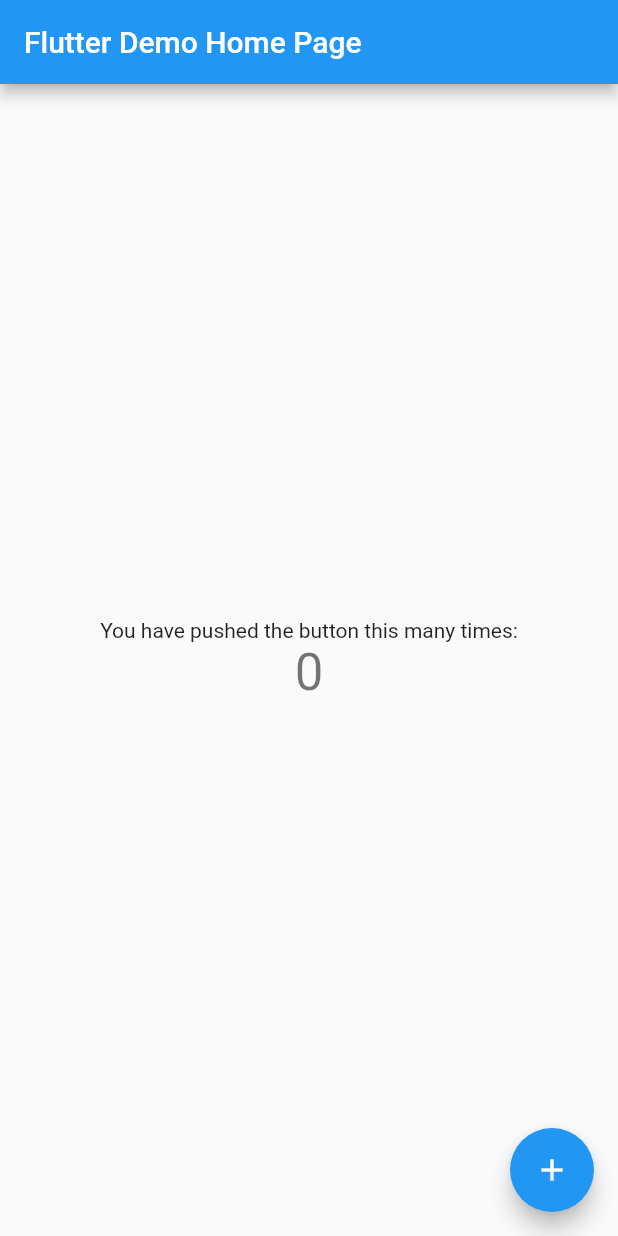
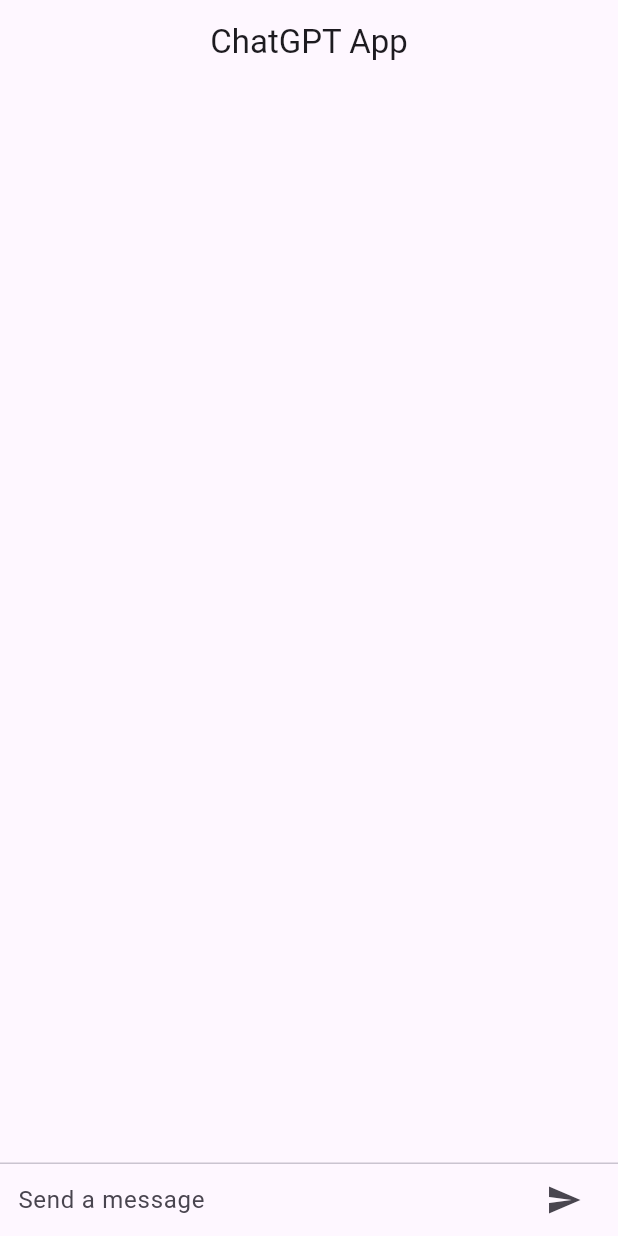
Before and after one commit to mingdewu/flutterStart, a Flutter app: the screen it shows after launch, on a phone screen of 412 x 824 dp. Run offline on Flutter 3.47's test engine with Material 2 defaults, Android fonts, the phone set to English and light mode, and no system bars; our stand-ins replace firebase_auth, firebase_core, flutter_redux, google_fonts, google_sign_in, graphql and 3 more; missing offline and left inert: extension_google_sign_in_as_googleapis_auth, googleapis, rethinkdb_dart, textfield_search, window_size; accounts and stored records are empty.

Commit message:
chat gpt3

```diff
--- /dev/null
+++ b/FlutterGPT3/lib/chat_screen.dart
@@ -0,0 +1,126 @@
+import 'dart:async';
+import 'package:flutter/material.dart';
+import 'package:velocity_x/velocity_x.dart';
+import 'chat_message.dart';
+import 'package:http/http.dart' as http;
+import 'dart:convert';
+
+class ChatScreen extends StatefulWidget {
+  const ChatScreen({Key? key}) : super(key: key);
+  @override
+  State<ChatScreen> createState() => _ChatScreenState();
+}
+
+class _ChatScreenState extends State<ChatScreen> {
+  // To get text from textfield I have create controller.
+  final TextEditingController _controller = TextEditingController();
+  // Create a list
+  final List<ChatMessage> _message = [];
+  // Api key - Please generate YOUR_API_KEY from here
+  // https://platform.openai.com/account/api-keys
+  // Replace with Your API-KEY
+  String apiKey = "Your API-KEY";
+  Future<void> _sendMessage() async {
+    // Create Create ChatMessage Class object and pass the user input
+    ChatMessage message = ChatMessage(text: _controller.text, sender: "user");
+    // Refresh the page
+    setState(() {
+      _message.insert(0, message);
+    });
+    // clear the user input from text-field
+    _controller.clear();
+    // Call the generateText method and store result into response
+    final response = await generateText(message.text);
+    // Create Create ChatMessage Class object and pass the bot output
+    ChatMessage botMessage =
+        ChatMessage(text: response.toString(), sender: "bot");
+    // Refresh the page
+    setState(() {
+      _message.insert(0, botMessage);
+    });
+  }
+
+  Future<String> generateText(String prompt) async {
+    // Here we have to create body based on the document
+    try {
+      Map<String, dynamic> requestBody = {
+        "model": "text-davinci-003",
+        "prompt": prompt,
+        "temperature": 0,
+        "max_tokens": 100,
+      };
+      // Post Api Url
+      var url = Uri.parse('https://api.openai.com/v1/completions');
+      //  use post method of http and pass url,headers and body according to documents
+      var response = await http.post(url,
+          headers: {
+            "Content-Type": "application/json",
+            "Authorization": "Bearer $apiKey"
+          },
+          body: json.encode(requestBody)); // post call
+      // Checked we get the response or not
+      // if status code is 200 then Api Call is Successfully Executed
+      if (response.statusCode == 200) {
+        var responseJson = json.decode(response.body);
+        return responseJson["choices"][0]["text"];
+      } else {
+        return "Failed to generate text: ${response.body}";
+      }
+    } catch (e) {
+      return "Failed to generate text: $e";
+    }
+  }
+
+  //  This method is used for making bottom user input text-field and and send icon part
+  Widget _buidTextComposer() {
+    return Row(
+      children: [
+        Expanded(
+          child: TextField(
+            controller: _controller,
+            decoration: InputDecoration.collapsed(hintText: "Send a message"),
+          ),
+        ),
+        IconButton(
+            onPressed: () {
+              _sendMessage();
+            },
+            icon: Icon(Icons.send))
+      ],
+    ).px12();
+  }
+
+  @override
+  Widget build(BuildContext context) {
+    return Scaffold(
+      // App bar
+      appBar: AppBar(
+        centerTitle: true,
+        title: Text("ChatGPT App"),
+      ),
+      // body
+      body: SafeArea(
+        child: Column(
+          children: [
+            Flexible(
+                child: ListView.builder(
+              padding: Vx.m8,
+              reverse: true,
+              itemBuilder: (context, index) {
+                return _message[index];
+              },
+              itemCount: _message.length,
+            )),
+            Divider(
+              height: 1,
+            ),
+            Container(
+              decoration: BoxDecoration(),
+              child: _buidTextComposer(),
+            )
+          ],
+        ),
+      ),
+    );
+  }
+}
--- a/FlutterGPT3/lib/main.dart
+++ b/FlutterGPT3/lib/main.dart
@@ -1,4 +1,5 @@
 import 'package:flutter/material.dart';
+import 'package:flutter_gpt3/chat_screen.dart';
 
 void main() {
   runApp(const MyApp());
@@ -11,105 +12,12 @@ class MyApp extends StatelessWidget {
   @override
   Widget build(BuildContext context) {
     return MaterialApp(
-      title: 'Flutter Demo',
+      title: 'ChatGPT Demo',
       theme: ThemeData(
-        // This is the theme of your application.
-        //
-        // Try running your application with "flutter run". You'll see the
-        // application has a blue toolbar. Then, without quitting the app, try
-        // changing the primarySwatch below to Colors.green and then invoke
-        // "hot reload" (press "r" in the console where you ran "flutter run",
-        // or simply save your changes to "hot reload" in a Flutter IDE).
-        // Notice that the counter didn't reset back to zero; the application
-        // is not restarted.
-        primarySwatch: Colors.blue,
+        primarySwatch: Colors.amber,
+        useMaterial3: true,
       ),
-      home: const MyHomePage(title: 'Flutter Demo Home Page'),
+      home: const ChatScreen(),
     );
   }
 }
-
-class MyHomePage extends StatefulWidget {
-  const MyHomePage({super.key, required this.title});
-
-  // This widget is the home page of your application. It is stateful, meaning
-  // that it has a State object (defined below) that contains fields that affect
-  // how it looks.
-
-  // This class is the configuration for the state. It holds the values (in this
-  // case the title) provided by the parent (in this case the App widget) and
-  // used by the build method of the State. Fields in a Widget subclass are
-  // always marked "final".
-
-  final String title;
-
-  @override
-  State<MyHomePage> createState() => _MyHomePageState();
-}
-
-class _MyHomePageState extends State<MyHomePage> {
-  int _counter = 0;
-
-  void _incrementCounter() {
-    setState(() {
-      // This call to setState tells the Flutter framework that something has
-      // changed in this State, which causes it to rerun the build method below
-      // so that the display can reflect the updated values. If we changed
-      // _counter without calling setState(), then the build method would not be
-      // called again, and so nothing would appear to happen.
-      _counter++;
-    });
-  }
-
-  @override
-  Widget build(BuildContext context) {
-    // This method is rerun every time setState is called, for instance as done
-    // by the _incrementCounter method above.
-    //
-    // The Flutter framework has been optimized to make rerunning build methods
-    // fast, so that you can just rebuild anything that needs updating rather
-    // than having to individually change instances of widgets.
-    return Scaffold(
-      appBar: AppBar(
-        // Here we take the value from the MyHomePage object that was created by
-        // the App.build method, and use it to set our appbar title.
-        title: Text(widget.title),
-      ),
-      body: Center(
-        // Center is a layout widget. It takes a single child and positions it
-        // in the middle of the parent.
-        child: Column(
-          // Column is also a layout widget. It takes a list of children and
-          // arranges them vertically. By default, it sizes itself to fit its
-          // children horizontally, and tries to be as tall as its parent.
-          //
-          // Invoke "debug painting" (press "p" in the console, choose the
-          // "Toggle Debug Paint" action from the Flutter Inspector in Android
-          // Studio, or the "Toggle Debug Paint" command in Visual Studio Code)
-          // to see the wireframe for each widget.
-          //
-          // Column has various properties to control how it sizes itself and
-          // how it positions its children. Here we use mainAxisAlignment to
-          // center the children vertically; the main axis here is the vertical
-          // axis because Columns are vertical (the cross axis would be
-          // horizontal).
-          mainAxisAlignment: MainAxisAlignment.center,
-          children: <Widget>[
-            const Text(
-              'You have pushed the button this many times:',
-            ),
-            Text(
-              '$_counter',
-              style: Theme.of(context).textTheme.headlineMedium,
-            ),
-          ],
-        ),
-      ),
-      floatingActionButton: FloatingActionButton(
-        onPressed: _incrementCounter,
-        tooltip: 'Increment',
-        child: const Icon(Icons.add),
-      ), // This trailing comma makes auto-formatting nicer for build methods.
-    );
-  }
-}
--- a/FlutterGPT3/pubspec.yaml
+++ b/FlutterGPT3/pubspec.yaml
@@ -39,7 +39,8 @@ dependencies:
   flutter_spinkit: ^5.2.0
   provider: ^6.0.5
   animated_text_kit: ^4.2.2
-
+  chat_gpt_sdk: ^2.1.2
+  velocity_x: ^3.6.0
 dev_dependencies:
   flutter_test:
     sdk: flutter
```
Also changed, not shown: FlutterGPT3/lib/chat_message.dart (added, +30 -0 lines), FlutterGPT3/pubspec.lock.
